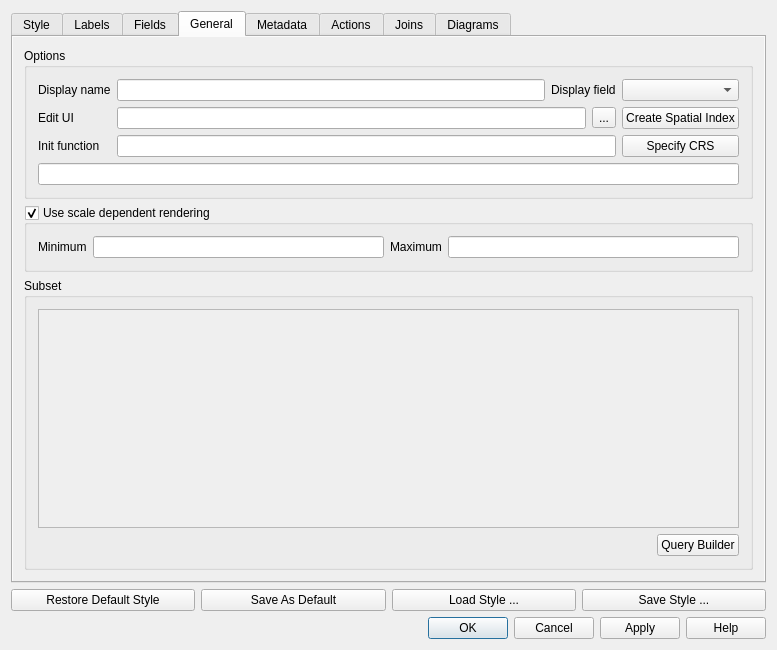
Old version of the form src/ui/qgsvectorlayerpropertiesbase.ui in the repository kadas-albireo/kadas-albireo.
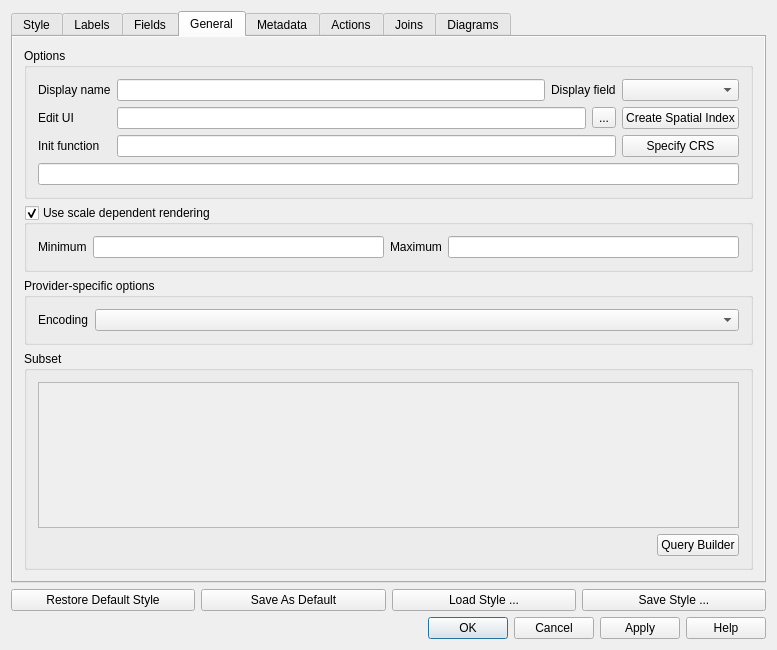
New version of the form. The open tabs and pages were chosen to show the change. Icons and pictures are not drawn. Custom widgets are drawn as their Qt base class.

Commit message:
Allow setting I/O encoding for OGR layers in vector layer properties.
Until now this was only possible to set when opening files with QgsEncodingFileDialog.
Layers opened from browser were opened always with default encoding and no way to change it.

The newly created "provider-specific" option group may be used by other providers
for some custom actions ("create spatial index" should move here, too)

What changed in the file:
```diff
--- a/src/ui/qgsvectorlayerpropertiesbase.ui
+++ b/src/ui/qgsvectorlayerpropertiesbase.ui
@@ -372,8 +372,8 @@
            <rect>
             <x>0</x>
             <y>0</y>
-            <width>755</width>
-            <height>526</height>
+            <width>761</width>
+            <height>539</height>
            </rect>
           </property>
           <layout class="QGridLayout" name="gridLayout_3">
@@ -509,7 +509,7 @@
              </layout>
             </widget>
            </item>
-           <item row="2" column="0">
+           <item row="3" column="0">
             <widget class="QGroupBox" name="grpSubset">
              <property name="title">
               <string>Subset</string>
@@ -557,6 +557,25 @@
              </layout>
             </widget>
            </item>
+           <item row="2" column="0">
+            <widget class="QGroupBox" name="grpProviderOptions">
+             <property name="title">
+              <string>Provider-specific options</string>
+             </property>
+             <layout class="QFormLayout" name="formLayout">
+              <item row="0" column="0">
+               <widget class="QLabel" name="label_2">
+                <property name="text">
+                 <string>Encoding</string>
+                </property>
+               </widget>
+              </item>
+              <item row="0" column="1">
+               <widget class="QComboBox" name="cboProviderEncoding"/>
+              </item>
+             </layout>
+            </widget>
+           </item>
           </layout>
          </widget>
         </widget>
```
Left out of the diff: 86 changed lines with no effect on the pictures. The commit also changes 3 other files.
